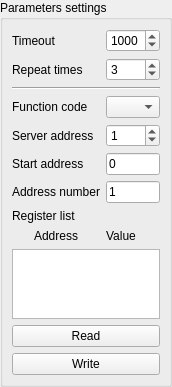
Qt form src/modbus/common/SAKModbusCommonClientSection.ui (x-tools-author/x-tools) before a commit.
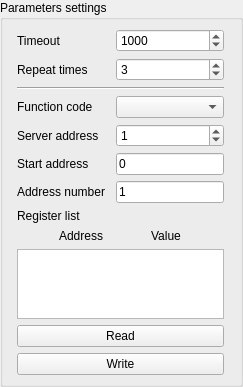
The same form after that commit.

What changed in the file:
```diff
--- a/src/modbus/common/SAKModbusCommonClientSection.ui
+++ b/src/modbus/common/SAKModbusCommonClientSection.ui
@@ -6,7 +6,7 @@
    <rect>
     <x>0</x>
     <y>0</y>
-    <width>158</width>
+    <width>243</width>
     <height>364</height>
    </rect>
   </property>
@@ -194,7 +194,7 @@
       <item row="6" column="1">
        <widget class="QLineEdit" name="registerNumberLineEdit">
         <property name="sizePolicy">
-         <sizepolicy hsizetype="Preferred" vsizetype="Fixed">
+         <sizepolicy hsizetype="Fixed" vsizetype="Fixed">
           <horstretch>0</horstretch>
           <verstretch>0</verstretch>
          </sizepolicy>
```
